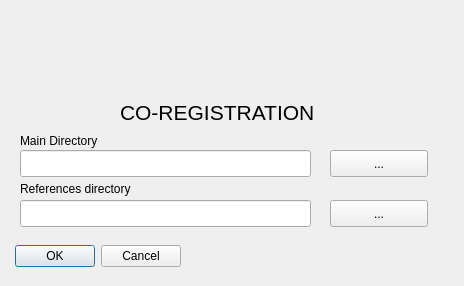
Before: the Qt Designer form uis/ui_coregistration.ui in SENSUM-project/sensum_rs_qgis, drawn with Qt 5.
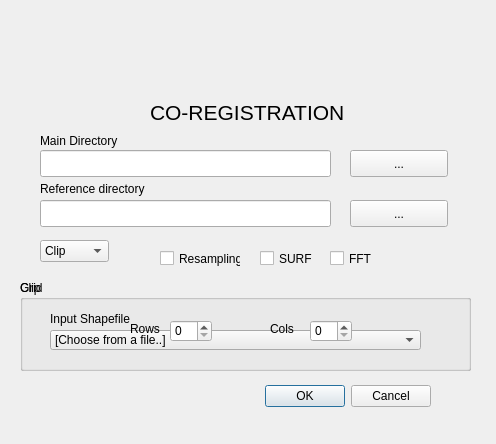
After: the same form once the commit is applied. Icons and pictures are not drawn.

Diff of the .ui file:
```diff
--- a/uis/ui_coregistration.ui
+++ b/uis/ui_coregistration.ui
@@ -6,20 +6,20 @@
    <rect>
     <x>0</x>
     <y>0</y>
-    <width>464</width>
-    <height>286</height>
+    <width>496</width>
+    <height>444</height>
    </rect>
   </property>
   <property name="minimumSize">
    <size>
-    <width>464</width>
-    <height>286</height>
+    <width>496</width>
+    <height>444</height>
    </size>
   </property>
   <property name="maximumSize">
    <size>
-    <width>464</width>
-    <height>286</height>
+    <width>496</width>
+    <height>444</height>
    </size>
   </property>
   <property name="windowTitle">
@@ -28,8 +28,8 @@
   <widget class="QDialogButtonBox" name="buttonBox">
    <property name="geometry">
     <rect>
-     <x>10</x>
-     <y>240</y>
+     <x>260</x>
+     <y>380</y>
      <width>171</width>
      <height>32</height>
     </rect>
@@ -44,7 +44,7 @@
   <widget class="QLineEdit" name="lineEdit_reference">
    <property name="geometry">
     <rect>
-     <x>20</x>
+     <x>40</x>
      <y>200</y>
      <width>291</width>
      <height>27</height>
@@ -54,20 +54,20 @@
   <widget class="QLabel" name="label_reference">
    <property name="geometry">
     <rect>
-     <x>20</x>
+     <x>40</x>
      <y>180</y>
      <width>131</width>
      <height>17</height>
     </rect>
    </property>
    <property name="text">
-    <string>References directory</string>
+    <string>Reference directory</string>
    </property>
   </widget>
   <widget class="QPushButton" name="pushButton_reference">
    <property name="geometry">
     <rect>
-     <x>330</x>
+     <x>350</x>
      <y>200</y>
      <width>98</width>
      <height>27</height>
@@ -80,7 +80,7 @@
   <widget class="QLabel" name="label_tobechange">
    <property name="geometry">
     <rect>
-     <x>20</x>
+     <x>40</x>
      <y>132</y>
      <width>191</width>
      <height>17</height>
@@ -93,7 +93,7 @@
   <widget class="QPushButton" name="pushButton_tobechange">
    <property name="geometry">
     <rect>
-     <x>330</x>
+     <x>350</x>
      <y>150</y>
      <width>98</width>
      <height>27</height>
@@ -106,7 +106,7 @@
   <widget class="QLineEdit" name="lineEdit_tobechange">
    <property name="geometry">
     <rect>
-     <x>20</x>
+     <x>40</x>
      <y>150</y>
      <width>291</width>
      <height>27</height>
@@ -116,7 +116,7 @@
   <widget class="QLabel" name="label_title">
    <property name="geometry">
     <rect>
-     <x>120</x>
+     <x>150</x>
      <y>100</y>
      <width>201</width>
      <height>21</height>
@@ -174,6 +174,165 @@
     <pixmap>.sensum/unipv.png</pixmap>
    </property>
   </widget>
+  <widget class="QComboBox" name="comboBox_select_crop">
+   <property name="geometry">
+    <rect>
+     <x>40</x>
+     <y>240</y>
+     <width>69</width>
+     <height>22</height>
+    </rect>
+   </property>
+   <item>
+    <property name="text">
+     <string>Clip</string>
+    </property>
+   </item>
+   <item>
+    <property name="text">
+     <string>Grid</string>
+    </property>
+   </item>
+  </widget>
+  <widget class="QGroupBox" name="groupBox_clip">
+   <property name="geometry">
+    <rect>
+     <x>20</x>
+     <y>280</y>
+     <width>451</width>
+     <height>91</height>
+    </rect>
+   </property>
+   <property name="title">
+    <string>Clip</string>
+   </property>
+   <widget class="QLabel" name="label_tobechange_2">
+    <property name="geometry">
+     <rect>
+      <x>30</x>
+      <y>30</y>
+      <width>81</width>
+      <height>17</height>
+     </rect>
+    </property>
+    <property name="text">
+     <string>Input Shapefile</string>
+    </property>
+   </widget>
+   <widget class="QComboBox" name="comboBox_input_shape">
+    <property name="geometry">
+     <rect>
+      <x>30</x>
+      <y>50</y>
+      <width>371</width>
+      <height>20</height>
+     </rect>
+    </property>
+    <item>
+     <property name="text">
+      <string comment="Click to select File" extracomment="Click to select File">[Choose from a file..]</string>
+     </property>
+    </item>
+   </widget>
+  </widget>
+  <widget class="QGroupBox" name="groupBox_grid">
+   <property name="geometry">
+    <rect>
+     <x>20</x>
+     <y>280</y>
+     <width>451</width>
+     <height>91</height>
+    </rect>
+   </property>
+   <property name="title">
+    <string>Grid</string>
+   </property>
+   <widget class="QSpinBox" name="spinBox_rows">
+    <property name="geometry">
+     <rect>
+      <x>150</x>
+      <y>40</y>
+      <width>42</width>
+      <height>22</height>
+     </rect>
+    </property>
+   </widget>
+   <widget class="QSpinBox" name="spinBox_cols">
+    <property name="geometry">
+     <rect>
+      <x>290</x>
+      <y>40</y>
+      <width>42</width>
+      <height>22</height>
+     </rect>
+    </property>
+   </widget>
+   <widget class="QLabel" name="label_tobechange_3">
+    <property name="geometry">
+     <rect>
+      <x>110</x>
+      <y>40</y>
+      <width>31</width>
+      <height>17</height>
+     </rect>
+    </property>
+    <property name="text">
+     <string>Rows</string>
+    </property>
+   </widget>
+   <widget class="QLabel" name="label_tobechange_4">
+    <property name="geometry">
+     <rect>
+      <x>250</x>
+      <y>40</y>
+      <width>31</width>
+      <height>17</height>
+     </rect>
+    </property>
+    <property name="text">
+     <string>Cols</string>
+    </property>
+   </widget>
+  </widget>
+  <widget class="QCheckBox" name="checkBox_resampling">
+   <property name="geometry">
+    <rect>
+     <x>160</x>
+     <y>250</y>
+     <width>81</width>
+     <height>17</height>
+    </rect>
+   </property>
+   <property name="text">
+    <string>Resampling</string>
+   </property>
+  </widget>
+  <widget class="QCheckBox" name="checkBox_surf">
+   <property name="geometry">
+    <rect>
+     <x>260</x>
+     <y>250</y>
+     <width>70</width>
+     <height>17</height>
+    </rect>
+   </property>
+   <property name="text">
+    <string>SURF</string>
+   </property>
+  </widget>
+  <widget class="QCheckBox" name="checkBox_fft">
+   <property name="geometry">
+    <rect>
+     <x>330</x>
+     <y>250</y>
+     <width>70</width>
+     <height>17</height>
+    </rect>
+   </property>
+   <property name="text">
+    <string>FFT</string>
+   </property>
+  </widget>
  </widget>
  <resources/>
  <connections>
```
